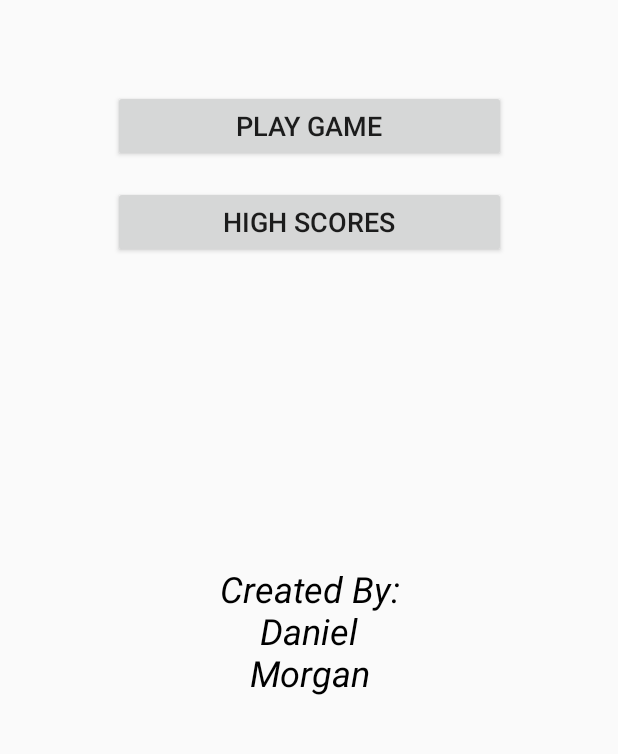
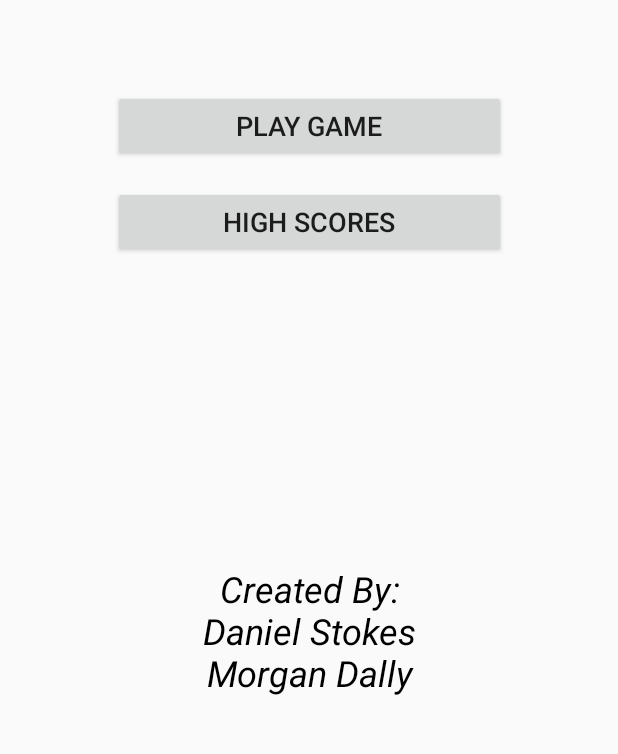
Before and after one commit to mjdall/BallFling, an Android app: the screen it shows after launch (HomeScreen), on a phone screen of 412 x 824 dp, the part 233-987 px from its top. Run offline under Robolectric (Android 15) with nearby library versions, the phone set to English and light mode, and no system bars.

Commit message:
Put full name in credits

```diff
--- a/app/src/main/res/layout/home_screen.xml
+++ b/app/src/main/res/layout/home_screen.xml
@@ -63,7 +63,7 @@
         android:layout_height="wrap_content"
         android:layout_marginBottom="16dp"
         android:layout_marginTop="16dp"
-        android:text="Created By:\nDaniel\nMorgan"
+        android:text="Created By:\nDaniel Stokes\nMorgan Dally"
         android:textAlignment="center"
         android:textColor="@android:color/black"
         android:textSize="24sp"
```
